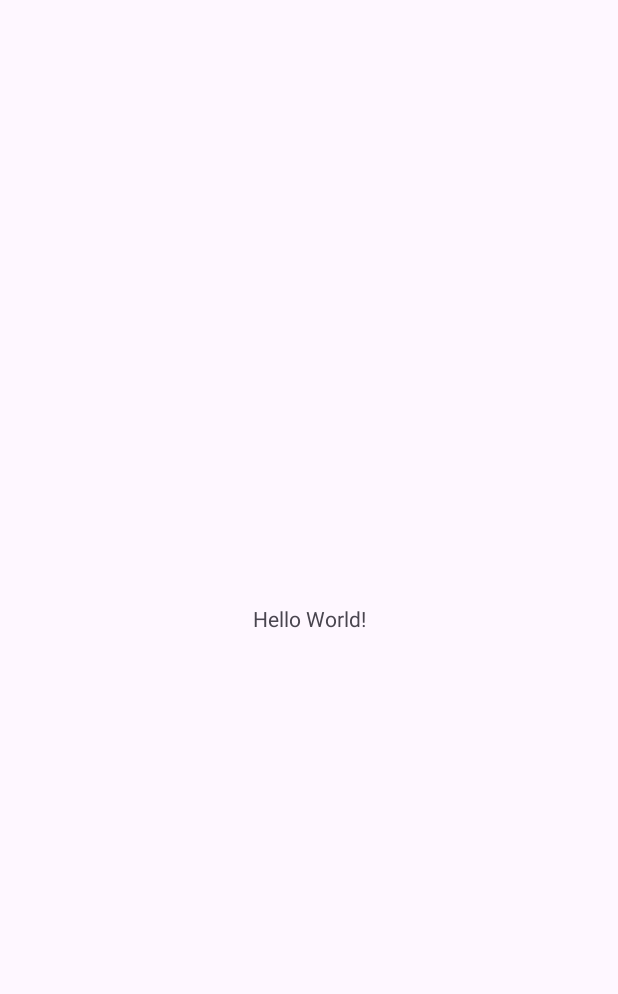
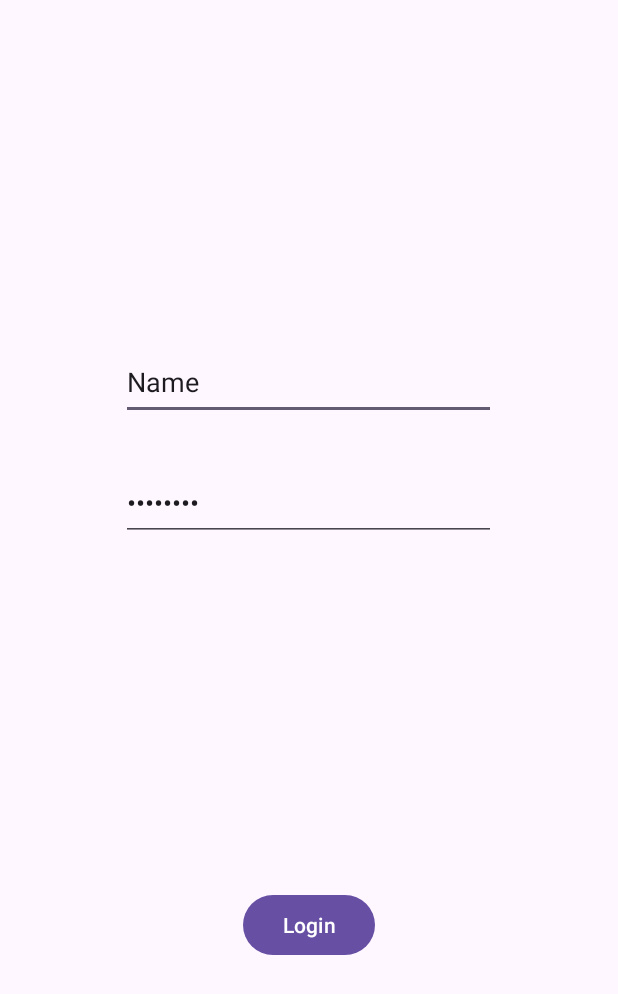
Before and after one commit to raffaeleGraz/RestApp, an Android app: the screen it shows after launch (MainActivity before the commit, LoginActivity after it), on a phone screen of 412 x 824 dp. Before the commit the part shown is almost empty. Shown: the top 994 px of the screen. Run offline under Robolectric (Android 15) with nearby library versions, the phone set to English and light mode, and no system bars.

Commit message:
Creata pagina di login

```diff
--- a/app/src/main/AndroidManifest.xml
+++ b/app/src/main/AndroidManifest.xml
@@ -26,9 +26,6 @@
             android:exported="false" />
         <activity
             android:name=".LoginActivity"
-            android:exported="false" />
-        <activity
-            android:name=".MainActivity"
             android:exported="true">
             <intent-filter>
                 <action android:name="android.intent.action.MAIN" />
--- a/app/src/main/java/com/example/myrestapp_raffaelegraziani/LoginActivity.kt
+++ b/app/src/main/java/com/example/myrestapp_raffaelegraziani/LoginActivity.kt
@@ -3,8 +3,6 @@ package com.example.myrestapp_raffaelegraziani
 import android.os.Bundle
 import androidx.activity.enableEdgeToEdge
 import androidx.appcompat.app.AppCompatActivity
-import androidx.core.view.ViewCompat
-import androidx.core.view.WindowInsetsCompat
 
 class LoginActivity : AppCompatActivity() {
     override fun onCreate(savedInstanceState: Bundle?) {
--- a/app/src/main/java/com/example/myrestapp_raffaelegraziani/MainActivity.kt
+++ /dev/null
@@ -1,16 +0,0 @@
-package com.example.myrestapp_raffaelegraziani
-
-import android.os.Bundle
-import androidx.activity.enableEdgeToEdge
-import androidx.appcompat.app.AppCompatActivity
-import androidx.core.view.ViewCompat
-import androidx.core.view.WindowInsetsCompat
-
-class MainActivity : AppCompatActivity() {
-    override fun onCreate(savedInstanceState: Bundle?) {
-        super.onCreate(savedInstanceState)
-        enableEdgeToEdge()
-        setContentView(R.layout.activity_main)
-
-    }
-}
--- a/app/src/main/res/layout/activity_login.xml
+++ b/app/src/main/res/layout/activity_login.xml
@@ -7,4 +7,45 @@
     android:layout_height="match_parent"
     tools:context=".LoginActivity">
 
+    <EditText
+        android:id="@+id/inputName"
+        android:layout_width="250dp"
+        android:layout_height="50dp"
+        android:ems="10"
+        android:importantForAutofill="no"
+        android:inputType="text"
+        android:text="Name"
+        app:layout_constraintBottom_toBottomOf="parent"
+        app:layout_constraintEnd_toEndOf="parent"
+        app:layout_constraintHorizontal_bias="0.497"
+        app:layout_constraintStart_toStartOf="parent"
+        app:layout_constraintTop_toTopOf="parent"
+        app:layout_constraintVertical_bias="0.297"
+        tools:ignore="Autofill,LabelFor" />
+
+    <EditText
+        android:id="@+id/inputPassword"
+        android:layout_width="250dp"
+        android:layout_height="50dp"
+        android:ems="10"
+        android:inputType="textPassword"
+        android:text="Password"
+        app:layout_constraintBottom_toBottomOf="parent"
+        app:layout_constraintEnd_toEndOf="parent"
+        app:layout_constraintHorizontal_bias="0.496"
+        app:layout_constraintStart_toStartOf="parent"
+        app:layout_constraintTop_toBottomOf="@+id/inputName"
+        app:layout_constraintVertical_bias="0.062"
+        tools:ignore="Autofill,LabelFor" />
+
+    <Button
+        android:id="@+id/btnLogin"
+        android:layout_width="wrap_content"
+        android:layout_height="wrap_content"
+        android:layout_marginTop="48dp"
+        android:text="Login"
+        app:layout_constraintBottom_toBottomOf="parent"
+        app:layout_constraintEnd_toEndOf="parent"
+        app:layout_constraintStart_toStartOf="parent"
+        app:layout_constraintTop_toBottomOf="@+id/inputPassword" />
 </androidx.constraintlayout.widget.ConstraintLayout>
--- a/app/src/main/res/layout/activity_main.xml
+++ /dev/null
@@ -1,19 +0,0 @@
-<?xml version="1.0" encoding="utf-8"?>
-<androidx.constraintlayout.widget.ConstraintLayout xmlns:android="http://schemas.android.com/apk/res/android"
-    xmlns:app="http://schemas.android.com/apk/res-auto"
-    xmlns:tools="http://schemas.android.com/tools"
-    android:id="@+id/main"
-    android:layout_width="match_parent"
-    android:layout_height="match_parent"
-    tools:context=".MainActivity">
-
-    <TextView
-        android:layout_width="wrap_content"
-        android:layout_height="wrap_content"
-        android:text="Hello World!"
-        app:layout_constraintBottom_toBottomOf="parent"
-        app:layout_constraintEnd_toEndOf="parent"
-        app:layout_constraintStart_toStartOf="parent"
-        app:layout_constraintTop_toTopOf="parent" />
-
-</androidx.constraintlayout.widget.ConstraintLayout>
```
Also changed, not shown: app/src/main/java/com/example/myrestapp_raffaelegraziani/WebViewActivity.kt (line endings or trailing spaces).
